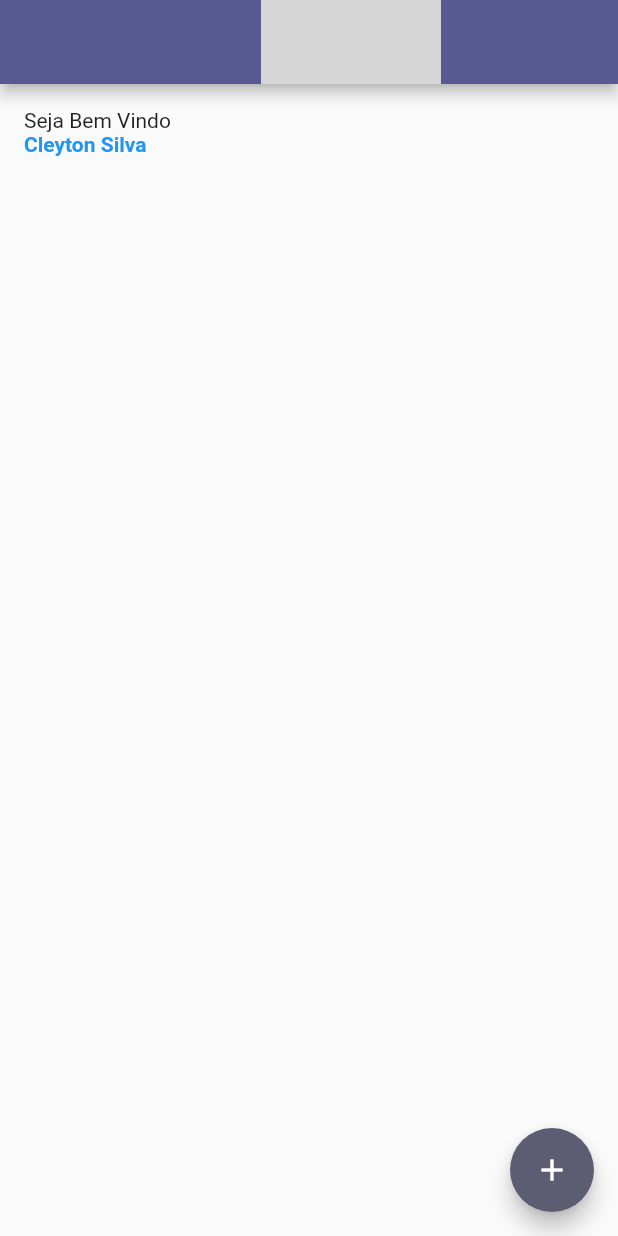
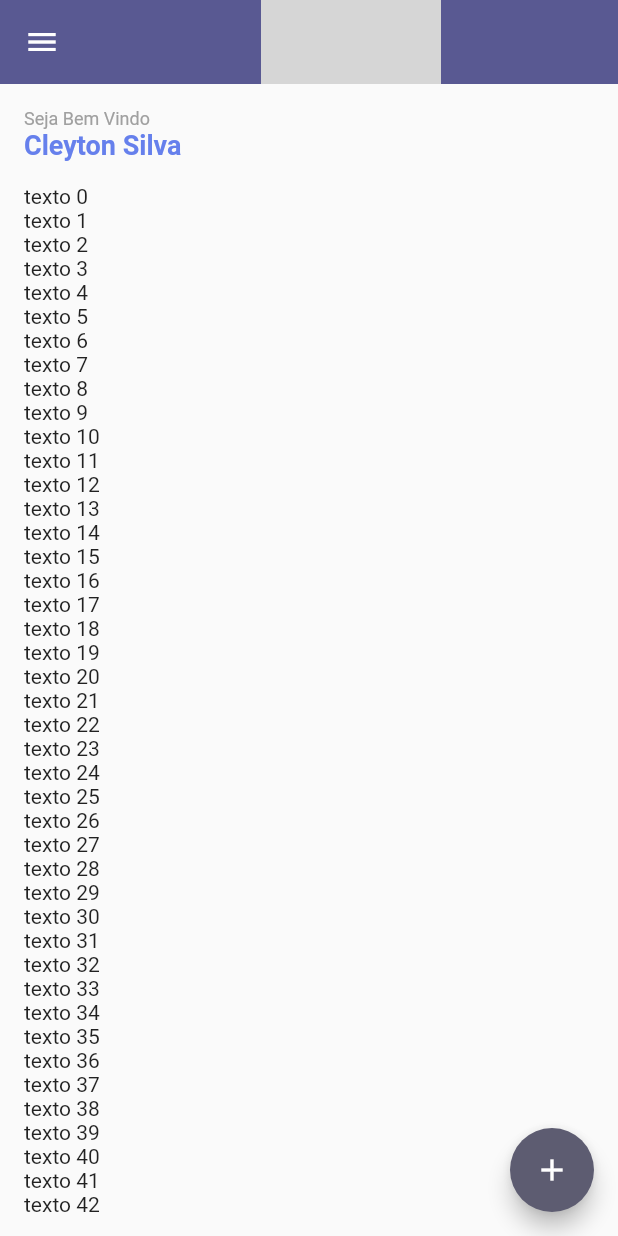
Before and after one commit to cleytonssilva/dispositivos-moveis-flutter, a Flutter app: the screen it shows after launch, on a phone screen of 412 x 824 dp. Run offline on Flutter 3.47's test engine with Material 2 defaults, Android fonts, the phone set to English and light mode, and no system bars; missing offline and left inert: dart:html; network calls fail; grey boxes are pictures that could not be loaded.

Commit message:
aula 01/06

```diff
--- a/minha_agenda/lib/app.dart
+++ b/minha_agenda/lib/app.dart
@@ -1,24 +1,21 @@
 import 'package:flutter/material.dart';
 import 'package:minha_agenda/routes/routes_generate.dart';
 
-import 'pages/home.dart';
-
 class MyApp extends StatelessWidget {
   const MyApp({Key? key}) : super(key: key);
-
 
   @override
   Widget build(BuildContext context) {
     //var myHome = const MyHomePage(userName: 'Flutter Home Page Demonstração');
     return MaterialApp(
       debugShowCheckedModeBanner: false,
-      title: 'Flutter Demo',//titulo
-      theme: ThemeData(//tema do app
-        primarySwatch: Colors.blue,
-        colorScheme: ColorScheme.fromSeed(seedColor:Color.fromARGB(255, 167, 168, 207))
-
-      ),
-      //home: const MyHomePage(userName: 'Cleyton Silva'),
+      title: 'Flutter Demo', //titulo
+      theme: ThemeData(
+          //tema do app
+          primarySwatch: Colors.blue,
+          colorScheme: ColorScheme.fromSeed(
+              seedColor: const Color.fromARGB(255, 42, 42, 83))),
+      //home: const MyH comePage(userName: 'Cleyton Silva'),
       //home: const MyHomePage(title: 'Flutter Demo Home Page'),
       initialRoute: RoutesGenerator.homePage,
       onGenerateRoute: RoutesGenerator.generate,
--- /dev/null
+++ b/minha_agenda/lib/components/subtitle_widget.dart
@@ -0,0 +1,27 @@
+import 'package:flutter/material.dart';
+import 'package:minha_agenda/components/text_default.dart';
+import 'package:minha_agenda/shared/styles.dart';
+
+class SubtitleDefault extends StatelessWidget {
+  final String _title;
+  final double? _fontSize;
+
+  const SubtitleDefault({
+    required String title,
+    double? fontSize,
+
+  })  : _title = title,
+        _fontSize = fontSize ?? 12.0;
+
+
+
+  @override
+  Widget build(BuildContext context) {
+    return TextDefault(
+      title: _title,
+      color: AppStyle.secondaryColor,
+      fontWeight: FontWeight.normal,
+      fontSize: _fontSize,
+    );
+  }
+}
--- /dev/null
+++ b/minha_agenda/lib/components/tasks/list.dart
@@ -0,0 +1,37 @@
+import 'dart:html';
+
+import 'package:flutter/cupertino.dart';
+import 'package:minha_agenda/controllers/home_controller.dart';
+import 'package:minha_agenda/services/task_service.dart';
+
+class ListTasks extends StatefulWidget{
+  const ListTasks({Key? key});
+
+  @override
+  State<ListTasks> createState()=> _ListTasksState();
+}
+
+class _ListTasksState extends State<ListTasks> {
+  final controller = HomeController(
+    taskService: TaskService(),
+  );
+  List tasks;
+
+  _ListTasksState() : tasks = [];
+
+  @override
+  void initState(){
+    tasks = controller.getTasks();
+    super.initState();
+  }
+
+  @override
+  Widget build(BuildContext context) {
+    return ListView.builder(
+      itemBuilder:(_,index){
+        return Text(tasks[index]);
+      },
+      itemCount: tasks.length,
+      );
+  }
+}
--- /dev/null
+++ b/minha_agenda/lib/components/text_default.dart
@@ -0,0 +1,34 @@
+import 'package:flutter/material.dart';
+
+class TextDefault extends StatelessWidget {
+
+  final String _title;
+  final double? _fontSize;
+  final Color _color;
+  final FontWeight? _fontWeight;
+
+
+  const TextDefault({
+    required String title,
+    required Color color,
+    double? fontSize,
+    FontWeight? fontWeight,
+    Key? key,
+  })  : _title = title,
+        _fontSize = fontSize,
+        _color = color,
+        _fontWeight = fontWeight;
+
+
+  @override
+  Widget build(BuildContext context) {
+    return Text(
+      _title,
+      style: TextStyle(
+        color: _color,
+        fontWeight: _fontWeight,
+        fontSize: _fontSize,
+      ),
+    );
+  }
+}
--- /dev/null
+++ b/minha_agenda/lib/components/title_widget.dart
@@ -0,0 +1,26 @@
+import 'package:flutter/material.dart';
+import 'package:minha_agenda/components/text_default.dart';
+import 'package:minha_agenda/shared/styles.dart';
+
+class TitleDefault extends StatelessWidget {
+  final String _title;
+  final double _fontSize;
+
+  const TitleDefault({
+    required String title,
+    double? fontSize,
+    Key? key,
+  })  : _title = title,
+        _fontSize = fontSize ?? 18.0,
+        super(key: key);
+
+  @override
+  Widget build(BuildContext context) {
+    return TextDefault(
+      title: _title,
+      color: AppStyle.primaryColor,
+      fontWeight: FontWeight.bold,
+      fontSize: _fontSize,
+    );
+  }
+}        //const Center(
--- /dev/null
+++ b/minha_agenda/lib/controllers/home_controller.dart
@@ -0,0 +1,12 @@
+import 'package:minha_agenda/services/task_service.dart';
+
+class HomeController{
+  final TaskService _taskService;
+
+  HomeController({required TaskService taskService})
+      : _taskService = taskService;
+
+  getTasks(){
+    return _taskService.getTasks();
+}
+}
--- a/minha_agenda/lib/pages/home.dart
+++ b/minha_agenda/lib/pages/home.dart
@@ -1,8 +1,13 @@
-import 'dart:ui';
+//import 'dart:ui';
 
 import 'package:flutter/material.dart';
+import 'package:minha_agenda/components/subtitle_widget.dart';
+import 'package:minha_agenda/components/title_widget.dart';
+//
 import 'package:minha_agenda/shared/constants.dart';
+import 'package:minha_agenda/shared/styles.dart';
 
+import '../components/tasks/list.dart';
 import '../routes/routes_generate.dart';
 
 class MyHomePage extends StatefulWidget {
@@ -19,30 +24,75 @@ class MyHomePage extends StatefulWidget {
 }
 
 class _MyHomePageState extends State<MyHomePage> {
-  int _counter = 0;
+  //int _counter = 0;
 
-  void _incrementCounter() {
-    setState(() {
-      _counter++;
-    });
-  }
+  //void _incrementCounter() {
+   // /setState(() {
+     // _counter++;
+   // });
+  //}
 
-//class _MyHomePageState extends State<MyHomePage>{
   @override
   Widget build(BuildContext context) {
     //var mediaQuery = MediaQuery.of(context)
     return Scaffold(
+      drawer: Drawer(
+        child: ListView(
+          padding: EdgeInsets.zero,
+          children: [
+            const DrawerHeader(
+              decoration: BoxDecoration(
+                color: AppStyle.primaryColor,
+              ),
+              child: SizedBox.shrink(),
+            ),
+
+            ListTile(
+              leading: const Icon(Icons.home),
+              title: const Text('Home'),
+              onTap: () {
+                Navigator.of(context).pushNamed(RoutesGenerator.homePage);
+              },
+            ),
+
+            ListTile(
+              leading: const Icon(Icons.category),
+              title: const Text('Categorias'),
+              onTap: () {
+                Navigator.of(context).pushNamed(RoutesGenerator.categoryPage);
+              },
+            ),
+
+            ListTile(
+              leading: const Icon(Icons.calendar_month),
+              title: const Text('Calendario'),
+              onTap: () {
+                Navigator.of(context).pushNamed(RoutesGenerator.calendarPage);
+              },
+            ),
+
+            ListTile(
+              leading: const Icon(Icons.toc_outlined),
+              title: const Text('Sobre'),
+              onTap: () {
+                Navigator.of(context).pushNamed(RoutesGenerator.aboutPage);
+              },
+            ),
+          ],
+        ),
+      ),
+
       appBar: AppBar(
-        leading: const Text(''),
+        elevation: 0,
         backgroundColor: Theme.of(context).colorScheme.primary,
         title: Center(
           child: Image.network(
             'https://minhaagenda.apicesistemas.com.br/static/media/Logo.63d31e1c.png',
             width: 120,
           ),
-          //title: Image.network('https://minhaagenda.apicesistemas.com.br/static/media/Logo.63d31e1c.png'),
-        ),
       ),
+      ),
+
       body: Align(
         alignment: Alignment.topLeft,
         child: Padding(
@@ -51,15 +101,21 @@ class _MyHomePageState extends State<MyHomePage> {
             mainAxisAlignment: MainAxisAlignment.start,
             crossAxisAlignment: CrossAxisAlignment.start,
             children: [
-              const Text(AppConstants.welcome),
-              Text(
-                widget.name,
-                style: const TextStyle(
-                  color: Colors.blue,
-                  fontWeight: FontWeight.bold
-                ),
-              ),
-            ],
+              const SubtitleDefault(title: AppConstants.welcome),
+              TitleDefault(title: widget.name),
+              const Expanded(
+                child: Padding(
+                  padding: EdgeInsets.only(top: 16.0),
+                  child: ListTasks(),
+                  ),
+                  ),
+
+              //const Text(AppConstants.welcome),
+              //Text(widget.name,
+                //style: const TextStyle(
+                //color: Colors.blue,
+                //fontWeight: FontWeight.bold
+            ], //+ List.generate(length, (index) => null)
           ),
         ),
         //const Center(
@@ -83,7 +139,7 @@ class _MyHomePageState extends State<MyHomePage> {
       ),
       floatingActionButton: FloatingActionButton(
         onPressed: () {
-          print('caminho para home : ${RoutesGenerator.homePage}');
+          //print('caminho para home : ${RoutesGenerator.homePage}');
           Navigator.of(context).pushNamed(RoutesGenerator.addPage);
         },
         tooltip: 'Increment',
--- /dev/null
+++ b/minha_agenda/lib/pages/home2.dart
@@ -0,0 +1,88 @@
+
+import 'package:flutter/material.dart';
+import 'package:minha_agenda/shared/constants.dart';
+
+import '../routes/routes_generate.dart';
+
+class MyHomePage extends StatefulWidget {
+  const MyHomePage({Key? key, required String userName})
+      : _userName = userName,
+        super(key: key);
+
+  final String _userName;
+
+  get name => _userName;
+
+  @override
+  State<MyHomePage> createState() => _MyHomePageState();
+}
+
+class _MyHomePageState extends State<MyHomePage> {
+
+
+//class _MyHomePageState extends State<MyHomePage>{
+  @override
+  Widget build(BuildContext context) {
+    //var mediaQuery = MediaQuery.of(context)
+    return Scaffold(
+      appBar: AppBar(
+        leading: const Text(''),
+        backgroundColor: Theme.of(context).colorScheme.primary,
+        title: Center(
+          child: Image.network(
+            'https://minhaagenda.apicesistemas.com.br/static/media/Logo.63d31e1c.png',
+            width: 120,
+          ),
+          //title: Image.network('https://minhaagenda.apicesistemas.com.br/static/media/Logo.63d31e1c.png'),
+        ),
+      ),
+      body: Align(
+        alignment: Alignment.topLeft,
+        child: Padding(
+          padding: const EdgeInsets.all(16.0),
+          child: Column(
+            mainAxisAlignment: MainAxisAlignment.start,
+            crossAxisAlignment: CrossAxisAlignment.start,
+            children: [
+              const Text(AppConstants.welcome),
+              Text(
+                widget.name,
+                style: const TextStyle(
+                  color: Colors.blue,
+                  fontWeight: FontWeight.bold
+                ),
+              ),
+            ],
+          ),
+        ),
+        //const Center(
+        //child: Icon(
+        //Icons.date_range_outlined,
+        //size: 64,
+        //color: Colors.blueGrey,
+        //) //Column(
+        //mainAxisAlignment: MainAxisAlignment.center,
+        //children: <Widget>[
+        //const Text("TEXT"),
+        //const Text(
+        //'You have pushed the button this many times:',
+        //),
+        //Text(
+        //'$_counter',
+        //style: Theme.of(context).textTheme.headline4,
+        //),
+        //],
+        //),
+      ),
+      floatingActionButton: FloatingActionButton(
+        onPressed: () {
+          //print('caminho para home : ${RoutesGenerator.homePage}');
+          Navigator.of(context).pushNamed(RoutesGenerator.addPage);
+        },
+        tooltip: 'Increment',
+        child: const Icon(Icons.add),
+        //child: const Icon(Icons.add),
+      ), // This trailing comma makes auto-formatting nicer for build methods.
+    );
+  }
+}
--- a/minha_agenda/lib/routes/routes_generate.dart
+++ b/minha_agenda/lib/routes/routes_generate.dart
@@ -3,22 +3,37 @@ import 'package:flutter/material.dart';
 import 'package:minha_agenda/pages/cadastro_clique.dart';
 import 'package:minha_agenda/pages/home.dart';
 import '../shared/constants.dart';
+import 'package:minha_agenda/pages/about.dart';
+import 'package:minha_agenda/pages/calendar.dart';
+import 'package:minha_agenda/pages/category.dart';
 
-class RoutesGenerator{
+class RoutesGenerator {
   static const homePage = '/';
   static const addPage = '/clique/add';
+  static const aboutPage = '/about';
+  static const categoryPage = '/category';
+  static const calendarPage = '/calendar';
   RoutesGenerator._();
 
-
-
-  static Route generate(RouteSettings settings){
-    switch(settings.name){
+  static Route generate(RouteSettings settings) {
+    switch (settings.name) {
       case homePage:
+        print('Aq');
         return MaterialPageRoute(
-          builder: (_) => const MyHomePage(userName: 'Cleyton Silva'),);
-
+          builder: (_) => const MyHomePage(userName: 'Cleyton Silva'),
+        );
       case addPage:
         return _goPage(const CadastroClique());
+
+      case aboutPage:
+        return _goPage(const AboutPage());
+
+      case categoryPage:
+        return _goPage(const CategoryPage());
+
+      case calendarPage:
+        return _goPage(const CalendarPage());
+
       default:
         throw const FormatException(AppConstants.pageNotFound);
     }
--- /dev/null
+++ b/minha_agenda/lib/services/task_service.dart
@@ -0,0 +1,6 @@
+class TaskService{
+  getTasks(){
+    return List.generate(1000, (index) => 'texto $index');
+  }
+
+}
--- /dev/null
+++ b/minha_agenda/lib/shared/styles.dart
@@ -0,0 +1,8 @@
+
+import 'package:flutter/material.dart';
+
+class AppStyle{
+  static const primaryColor = Color(0xFF6680EC);
+  static const secondaryColor = Color(0xFFA0A0A0);
+
+}
```
Also changed, not shown: minha_agenda/lib/pages/about.dart (added, +15 -0 lines), minha_agenda/lib/pages/cadastro_clique.dart (+10 -1 lines), minha_agenda/lib/pages/calendar.dart (added, +15 -0 lines), minha_agenda/lib/pages/category.dart (added, +15 -0 lines).
